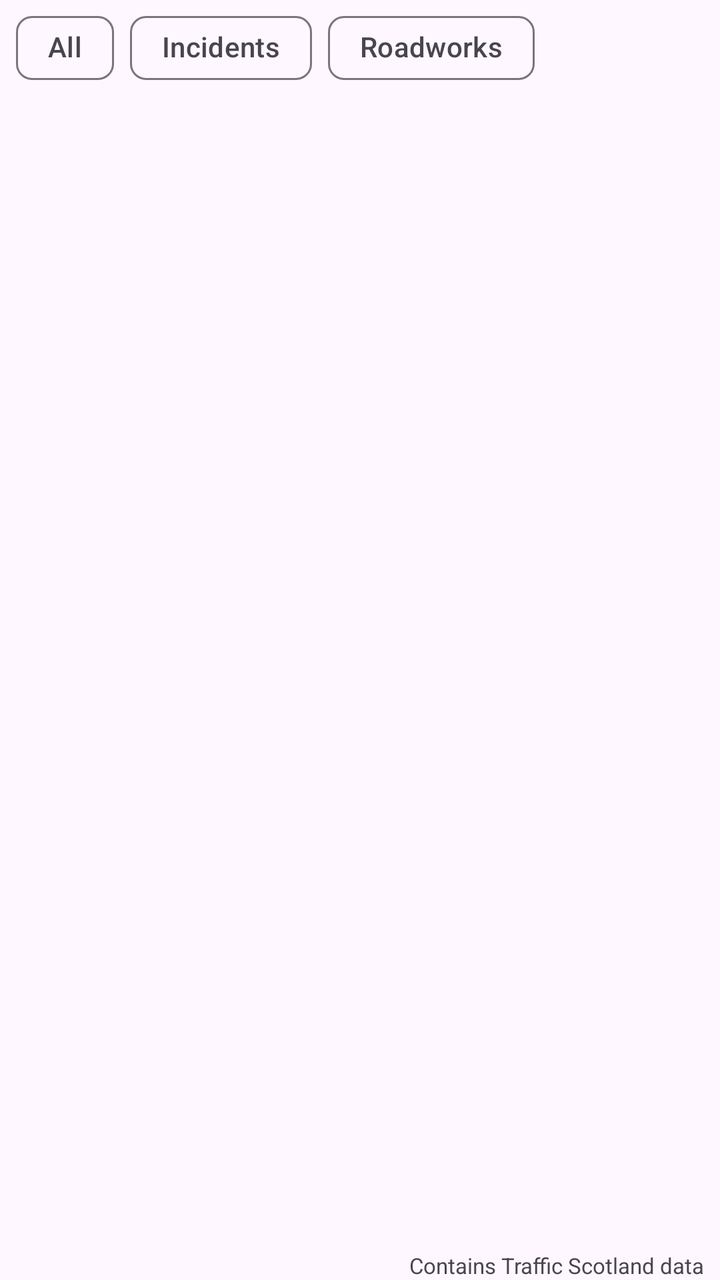
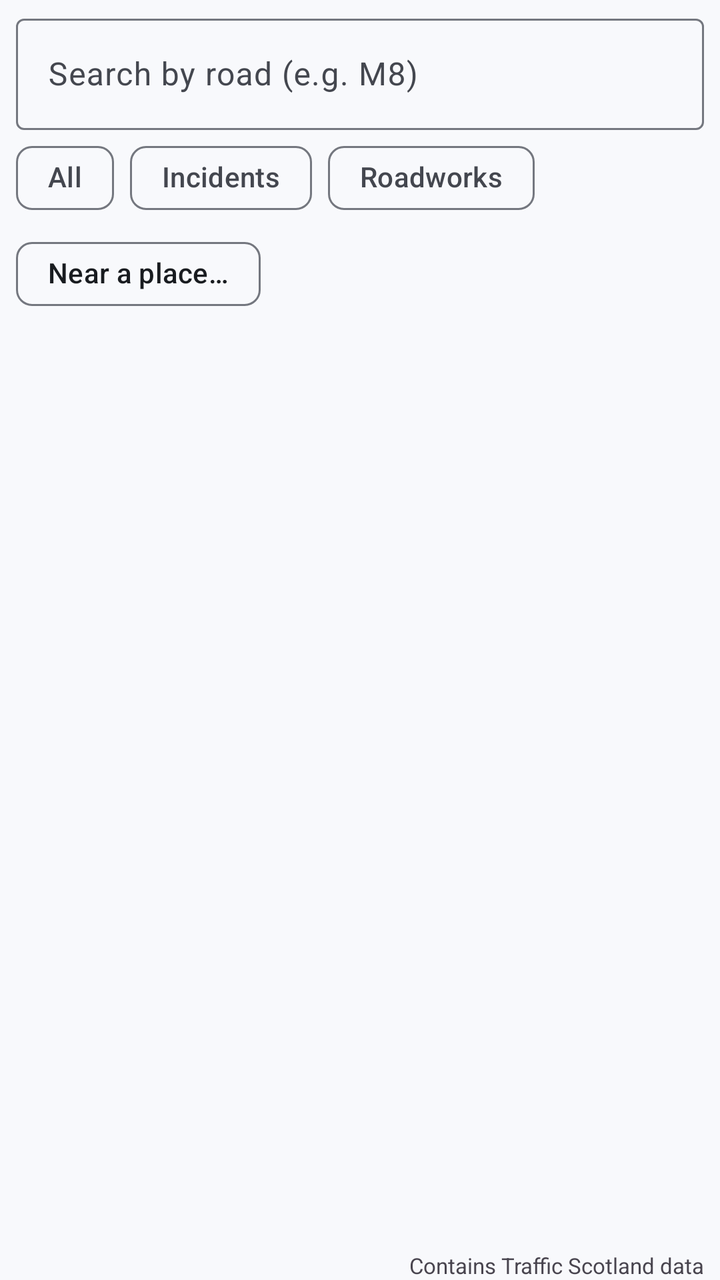

Two renders of the same Android screen: before a commit and after it. Below are the layout's source before the change and the commit's diff.
<!-- AndroidManifest.xml: application theme Theme.Brady_Jack_S2327712 -->
<!-- res/layout/fragment_situation_list.xml -->
<?xml version="1.0" encoding="utf-8"?>
<LinearLayout xmlns:android="http://schemas.android.com/apk/res/android"
    xmlns:app="http://schemas.android.com/apk/res-auto"
    android:layout_width="match_parent"
    android:layout_height="match_parent"
    android:orientation="vertical"
    android:paddingStart="8dp"
    android:paddingEnd="8dp">

    <com.google.android.material.chip.ChipGroup
        android:id="@+id/filterGroup"
        android:layout_width="match_parent"
        android:layout_height="wrap_content"
        app:singleSelection="true"
        app:selectionRequired="true">

        <com.google.android.material.chip.Chip
            android:id="@+id/chipAll"
            style="@style/Widget.Material3.Chip.Filter"
            android:layout_width="wrap_content"
            android:layout_height="wrap_content"
            android:text="@string/filter_all" />

        <com.google.android.material.chip.Chip
            android:id="@+id/chipIncidents"
            style="@style/Widget.Material3.Chip.Filter"
            android:layout_width="wrap_content"
            android:layout_height="wrap_content"
            android:text="@string/filter_incidents" />

        <com.google.android.material.chip.Chip
            android:id="@+id/chipRoadworks"
            style="@style/Widget.Material3.Chip.Filter"
            android:layout_width="wrap_content"
            android:layout_height="wrap_content"
            android:text="@string/filter_roadworks" />
    </com.google.android.material.chip.ChipGroup>

    <TextView
        android:id="@+id/statusText"
        android:layout_width="match_parent"
        android:layout_height="wrap_content"
        android:textSize="13sp"
        android:textStyle="bold" />

    <com.google.android.material.progressindicator.LinearProgressIndicator
        android:id="@+id/progress"
        android:layout_width="match_parent"
        android:layout_height="wrap_content"
        android:indeterminate="true"
        android:visibility="gone" />

    <ListView
        android:id="@+id/situationList"
        android:layout_width="match_parent"
        android:layout_height="0dp"
        android:layout_weight="1" />

    <TextView
        android:id="@+id/emptyText"
        android:layout_width="match_parent"
        android:layout_height="0dp"
        android:layout_weight="1"
        android:gravity="center"
        android:text="@string/no_situations"
        android:visibility="gone" />

    <TextView
        android:layout_width="match_parent"
        android:layout_height="wrap_content"
        android:gravity="end"
        android:textSize="11sp"
        android:text="@string/attribution" />
</LinearLayout>
<!-- resources referenced by this layout -->
<resources>
  <string name="attribution">Contains Traffic Scotland data</string>
  <string name="filter_all">All</string>
  <string name="filter_incidents">Incidents</string>
  <string name="filter_roadworks">Roadworks</string>
  <string name="no_situations">No situations to show</string>
  <style name="Theme.Brady_Jack_S2327712" parent="Base.Theme.Brady_Jack_S2327712" />
  <style name="Base.Theme.Brady_Jack_S2327712" parent="Theme.Material3.DayNight.NoActionBar">
          
          
      </style>
</resources>

<!-- the commit's change to res/layout/fragment_situation_list.xml (unified diff, before → after) -->
@@ -6,6 +6,25 @@
     android:orientation="vertical"
     android:paddingStart="8dp"
     android:paddingEnd="8dp">
+
+    <com.google.android.material.textfield.TextInputLayout
+        style="@style/Widget.Material3.TextInputLayout.OutlinedBox"
+        android:layout_width="match_parent"
+        android:layout_height="wrap_content"
+        android:layout_marginTop="4dp"
+        android:hint="@string/search_road_hint"
+        app:endIconMode="clear_text">
+
+        <com.google.android.material.textfield.MaterialAutoCompleteTextView
+            style="@style/Widget.Material3.AutoCompleteTextView.OutlinedBox"
+            android:id="@+id/roadSearch"
+            android:layout_width="match_parent"
+            android:layout_height="wrap_content"
+            android:completionThreshold="1"
+            android:imeOptions="actionSearch"
+            android:inputType="textCapCharacters|textNoSuggestions"
+            android:maxLines="1" />
+    </com.google.android.material.textfield.TextInputLayout>
 
     <com.google.android.material.chip.ChipGroup
         android:id="@+id/filterGroup"
@@ -36,12 +55,25 @@
             android:text="@string/filter_roadworks" />
     </com.google.android.material.chip.ChipGroup>
 
+    <com.google.android.material.chip.Chip
+        android:id="@+id/distanceChip"
+        style="@style/Widget.Material3.Chip.Assist"
+        android:layout_width="wrap_content"
+        android:layout_height="wrap_content"
+        android:text="@string/distance_off" />
+
     <TextView
         android:id="@+id/statusText"
         android:layout_width="match_parent"
         android:layout_height="wrap_content"
         android:textSize="13sp"
         android:textStyle="bold" />
+
+    <TextView
+        android:id="@+id/resultCount"
+        android:layout_width="match_parent"
+        android:layout_height="wrap_content"
+        android:textSize="12sp" />
 
     <com.google.android.material.progressindicator.LinearProgressIndicator
         android:id="@+id/progress"
<!-- resource entries referenced after the edit -->
@@ -1,14 +1,55 @@
 <!-- resources referenced by this layout -->
 <resources>
   <string name="attribution">Contains Traffic Scotland data</string>
+  <string name="distance_off">Near a place…</string>
   <string name="filter_all">All</string>
   <string name="filter_incidents">Incidents</string>
   <string name="filter_roadworks">Roadworks</string>
   <string name="no_situations">No situations to show</string>
+  <string name="search_road_hint">Search by road (e.g. M8)</string>
   <style name="Theme.Brady_Jack_S2327712" parent="Base.Theme.Brady_Jack_S2327712" />
   <style name="Base.Theme.Brady_Jack_S2327712" parent="Theme.Material3.DayNight.NoActionBar">
-          
-          
+          <item name="colorPrimary">@color/app_primary</item>
+          <item name="colorOnPrimary">@color/app_on_primary</item>
+          <item name="colorPrimaryContainer">@color/app_primary_container</item>
+          <item name="colorOnPrimaryContainer">@color/app_on_primary_container</item>
+          <item name="colorSecondary">@color/app_secondary</item>
+          <item name="colorOnSecondary">@color/app_on_secondary</item>
+          <item name="colorSecondaryContainer">@color/app_secondary_container</item>
+          <item name="colorOnSecondaryContainer">@color/app_on_secondary_container</item>
+          <item name="android:colorBackground">@color/app_background</item>
+          <item name="colorSurface">@color/app_surface</item>
+          <item name="colorOnSurface">@color/app_on_surface</item>
+          <item name="colorSurfaceVariant">@color/app_surface_variant</item>
+          <item name="colorOnSurfaceVariant">@color/app_on_surface_variant</item>
+          <item name="colorSurfaceContainerLowest">@color/app_surface_container_lowest</item>
+          <item name="colorSurfaceContainerLow">@color/app_surface_container_low</item>
+          <item name="colorSurfaceContainer">@color/app_surface_container</item>
+          <item name="colorSurfaceContainerHigh">@color/app_surface_container_high</item>
+          <item name="colorSurfaceContainerHighest">@color/app_surface_container_highest</item>
+          <item name="colorOutline">@color/app_outline</item>
+          <item name="colorOutlineVariant">@color/app_outline_variant</item>
+          <item name="android:forceDarkAllowed" tools:targetApi="q">false</item>
       </style>
+  <color name="app_primary">#0B3D91</color>
+  <color name="app_on_primary">#FFFFFF</color>
+  <color name="app_primary_container">#D9E2FF</color>
+  <color name="app_on_primary_container">#001945</color>
+  <color name="app_secondary">#785A00</color>
+  <color name="app_on_secondary">#FFFFFF</color>
+  <color name="app_secondary_container">#FFC72C</color>
+  <color name="app_on_secondary_container">#251A00</color>
+  <color name="app_background">#F8F9FC</color>
+  <color name="app_surface">#F8F9FC</color>
+  <color name="app_on_surface">#191C20</color>
+  <color name="app_surface_variant">#E1E2EC</color>
+  <color name="app_on_surface_variant">#44474F</color>
+  <color name="app_surface_container_lowest">#FFFFFF</color>
+  <color name="app_surface_container_low">#F2F3F7</color>
+  <color name="app_surface_container">#ECEEF2</color>
+  <color name="app_surface_container_high">#E6E8EC</color>
+  <color name="app_surface_container_highest">#E1E2E6</color>
+  <color name="app_outline">#74777F</color>
+  <color name="app_outline_variant">#C4C6D0</color>
 </resources>
 
